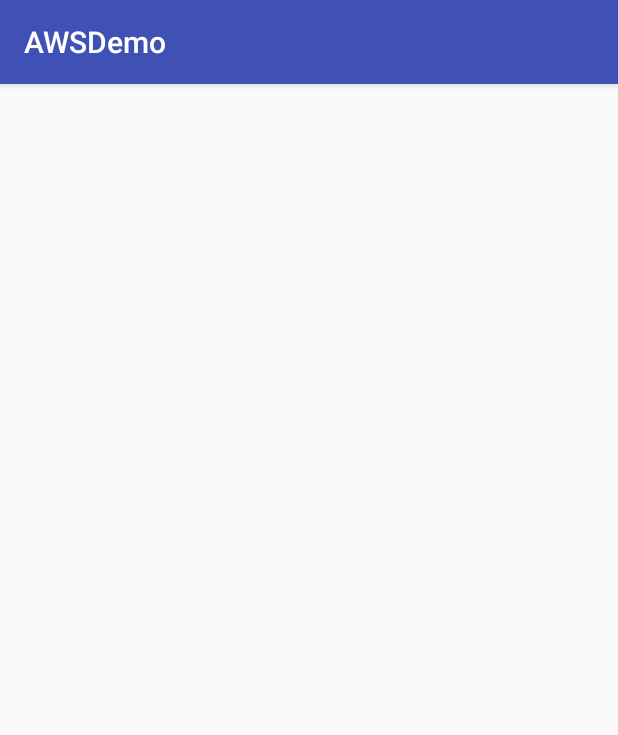
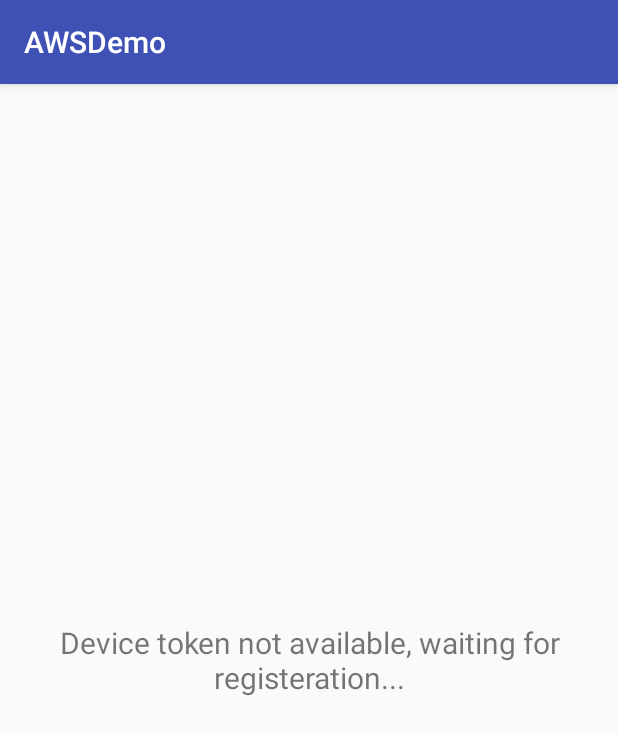
Before and after one commit to tarolechaitanya/AWSDemo, an Android app: the ActPush screen opened directly, with no data from a screen before it, on a phone screen of 412 x 824 dp. Shown: the top 735 px of the screen. Run offline under Robolectric (Android 15) with nearby library versions, the phone set to English and light mode, and no system bars; libraries missing offline, so code that uses them is left out: com.amazonaws.mobileconnectors, com.google.android.gms; 2 statements that could not run were skipped.

Commit message:
Made changes to add push notificaiton in project using Amazon PinPoint. Made chnge to show push message using alert dialog in activity if app in foreground else displayed notification in notification tray. Also displayed device token in push notification activity.

```diff
--- a/app/src/main/java/com/iss247/awsdemo/activities/ActPush.java
+++ b/app/src/main/java/com/iss247/awsdemo/activities/ActPush.java
@@ -1,10 +1,24 @@
 package com.iss247.awsdemo.activities;
 
+import android.content.BroadcastReceiver;
+import android.content.Context;
+import android.content.Intent;
+import android.content.IntentFilter;
 import android.os.Bundle;
 import android.support.annotation.Nullable;
+import android.support.v4.content.LocalBroadcastManager;
+import android.support.v7.app.AlertDialog;
 import android.support.v7.app.AppCompatActivity;
+import android.util.Log;
+import android.widget.TextView;
 
+import com.amazonaws.mobile.client.AWSMobileClient;
+import com.amazonaws.mobileconnectors.pinpoint.PinpointConfiguration;
+import com.amazonaws.mobileconnectors.pinpoint.PinpointManager;
+import com.google.android.gms.gcm.GoogleCloudMessaging;
+import com.google.android.gms.iid.InstanceID;
 import com.iss247.awsdemo.R;
+import com.iss247.awsdemo.services.PushListenerService;
 
 /**
  * Created by chaitanya-iss247 on 12/4/18.
@@ -12,9 +26,79 @@ import com.iss247.awsdemo.R;
 
 public class ActPush extends AppCompatActivity {
 
+    public static final String LOG_TAG = ActPush.class.getSimpleName();
+
+    public static PinpointManager pinpointManager;
+    private final BroadcastReceiver notificationReceiver = new BroadcastReceiver() {
+        @Override
+        public void onReceive(Context context, Intent intent) {
+            Log.d(LOG_TAG, "Received notification from local broadcast. Display it in a dialog.");
+
+
+            Log.d(LOG_TAG, "Received notification from local broadcast. Display it in a dialog.");
+            Bundle data = intent.getBundleExtra(PushListenerService.INTENT_SNS_NOTIFICATION_DATA);
+            String message = PushListenerService.getMessage(data);
+
+            new AlertDialog.Builder(ActPush.this)
+                    .setTitle("Push notification")
+                    .setMessage(message)
+                    .setPositiveButton(android.R.string.ok, null)
+                    .show();
+        }
+    };
+
     @Override
     protected void onCreate(@Nullable Bundle savedInstanceState) {
         super.onCreate(savedInstanceState);
         setContentView(R.layout.act_push);
+
+        final TextView txtDeviceToken = findViewById(R.id.txtDeviceToken);
+        txtDeviceToken.setText("Device token not available, waiting for registeration...");
+
+        if (pinpointManager == null) {
+            PinpointConfiguration pinpointConfig = new PinpointConfiguration(
+                    getApplicationContext(),
+                    AWSMobileClient.getInstance().getCredentialsProvider(),
+                    AWSMobileClient.getInstance().getConfiguration());
+
+            pinpointManager = new PinpointManager(pinpointConfig);
+
+            new Thread(new Runnable() {
+                @Override
+                public void run() {
+                    try {
+                        String deviceToken =
+                                InstanceID.getInstance(ActPush.this).getToken(
+                                        "209550004762",
+                                        GoogleCloudMessaging.INSTANCE_ID_SCOPE);
+                        Log.e("NotError device token ", deviceToken);
+                        txtDeviceToken.setText(" Device token : " + deviceToken);
+                        pinpointManager.getNotificationClient()
+                                .registerGCMDeviceToken(deviceToken);
+                    } catch (Exception e) {
+                        e.printStackTrace();
+                    }
+                }
+            }).start();
+        }
     }
+
+    @Override
+    protected void onPause() {
+        super.onPause();
+
+        // unregister notification receiver
+        LocalBroadcastManager.getInstance(this).unregisterReceiver(notificationReceiver);
+    }
+
+    @Override
+    protected void onResume() {
+        super.onResume();
+
+        // register notification receiver
+        LocalBroadcastManager.getInstance(this).registerReceiver(notificationReceiver,
+                new IntentFilter(PushListenerService.ACTION_PUSH_NOTIFICATION));
+    }
+
+
 }
--- a/app/src/main/res/layout/act_push.xml
+++ b/app/src/main/res/layout/act_push.xml
@@ -3,4 +3,17 @@
     android:layout_width="match_parent"
     android:layout_height="match_parent">
 
+    <LinearLayout
+        android:layout_width="match_parent"
+        android:layout_height="match_parent"
+        android:gravity="center">
+
+        <TextView
+            android:id="@+id/txtDeviceToken"
+            android:layout_width="match_parent"
+            android:layout_height="match_parent"
+            android:gravity="center"
+            android:textSize="20sp" />
+    </LinearLayout>
+
 </android.support.constraint.ConstraintLayout>
```
Also changed, not shown: app/build.gradle (+3 -5 lines), app/src/main/AndroidManifest.xml (+10 -0 lines), app/src/main/java/com/iss247/awsdemo/activities/ActNext.java (+38 -47 lines), app/src/main/java/com/iss247/awsdemo/services/PushListenerService.java (+21 -10 lines).
